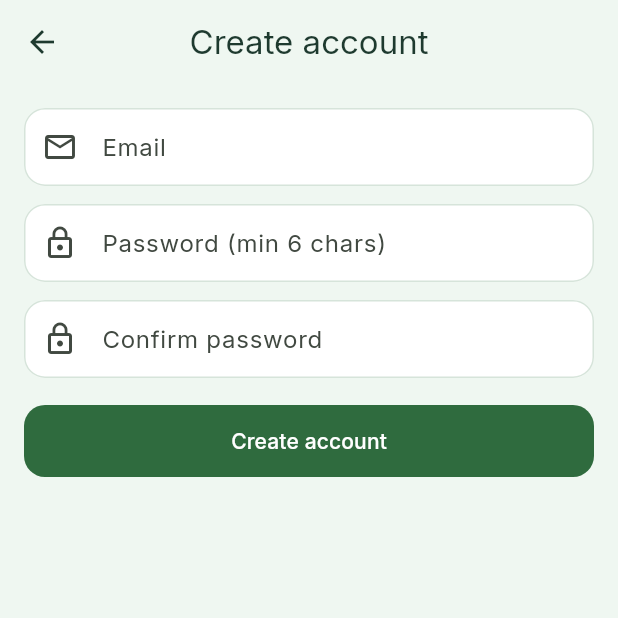
After one commit to YDap/PathFinder_PapTamas, a Flutter app: the screen it shows after launch, after a tap on "Create account", on a phone screen of 412 x 824 dp, the top half of it. The commit adds this screen. Run offline on Flutter 3.47's test engine with Material 3 defaults, Android fonts, the phone set to English and light mode, and no system bars; our stand-ins replace firebase_auth, firebase_core, flutter_map, geolocator, google_fonts, latlong2; accounts and stored records are empty; network calls fail.

Commit message:
Added Firebase authentication and register screen

```diff
--- a/lib/main.dart
+++ b/lib/main.dart
@@ -1,7 +1,10 @@
 import 'package:flutter/material.dart';
+import 'package:firebase_core/firebase_core.dart';
 import 'src/app.dart';
 
-void main() {
+Future<void> main() async {
   WidgetsFlutterBinding.ensureInitialized();
+  await Firebase
+      .initializeApp(); // Reads config from google-services.json on Android
   runApp(const PathfinderApp());
 }
--- a/lib/src/routes.dart
+++ b/lib/src/routes.dart
@@ -2,9 +2,11 @@ import 'package:flutter/material.dart';
 import 'screens/splash_screen.dart';
 import 'screens/login_screen.dart';
 import 'screens/home_screen.dart';
+import 'screens/register_screen.dart';
 
 final Map<String, WidgetBuilder> appRoutes = {
   SplashScreen.routeName: (_) => const SplashScreen(),
   LoginScreen.routeName: (_) => const LoginScreen(),
+  RegisterScreen.routeName: (_) => const RegisterScreen(),
   HomeScreen.routeName: (_) => const HomeScreen(),
 };
--- a/lib/src/screens/home_screen.dart
+++ b/lib/src/screens/home_screen.dart
@@ -117,8 +117,8 @@ class _HomeScreenState extends State<HomeScreen> {
                           boxShadow: [
                             BoxShadow(
                               color: Colors.black26,
-                              blurRadius: 6,
-                              offset: Offset(0, 2),
+                              blurRadius: 7,
+                              offset: Offset(0, 3),
                             )
                           ],
                         ),
--- a/lib/src/screens/login_screen.dart
+++ b/lib/src/screens/login_screen.dart
@@ -1,9 +1,54 @@
 import 'package:flutter/material.dart';
+import '../services/auth_service.dart';
 import 'home_screen.dart';
+import 'register_screen.dart';
 
-class LoginScreen extends StatelessWidget {
+class LoginScreen extends StatefulWidget {
   static const routeName = '/login';
   const LoginScreen({super.key});
+
+  @override
+  State<LoginScreen> createState() => _LoginScreenState();
+}
+
+class _LoginScreenState extends State<LoginScreen> {
+  final _email = TextEditingController();
+  final _pass = TextEditingController();
+  bool _loading = false;
+
+  final _auth = AuthService();
+
+  @override
+  void dispose() {
+    _email.dispose();
+    _pass.dispose();
+    super.dispose();
+  }
+
+  Future<void> _signIn() async {
+    setState(() => _loading = true);
+    try {
+      final user = await _auth.signInWithEmail(
+        email: _email.text,
+        password: _pass.text,
+      );
+      if (!mounted) return;
+      if (user != null) {
+        Navigator.pushNamedAndRemoveUntil(
+          context,
+          HomeScreen.routeName,
+          (_) => false,
+        );
+      }
+    } on Exception catch (e) {
+      if (!mounted) return;
+      ScaffoldMessenger.of(context).showSnackBar(
+        SnackBar(content: Text('Sign-in failed: ${e.toString()}')),
+      );
+    } finally {
+      if (mounted) setState(() => _loading = false);
+    }
+  }
 
   @override
   Widget build(BuildContext context) {
@@ -15,10 +60,7 @@ class LoginScreen extends StatelessWidget {
           gradient: LinearGradient(
             begin: Alignment.topCenter,
             end: Alignment.bottomCenter,
-            colors: [
-              Color(0xFFEFF7F1),
-              Color(0xFFF6F1EA),
-            ],
+            colors: [Color(0xFFEFF7F1), Color(0xFFF6F1EA)],
           ),
         ),
         child: SafeArea(
@@ -41,7 +83,7 @@ class LoginScreen extends StatelessWidget {
                     ),
                     const SizedBox(height: 8),
                     Text(
-                      'Fedezd fel a környéket – túrázz okosan.',
+                      'Discover nearby places and hike smarter.',
                       textAlign: TextAlign.center,
                       style: Theme.of(context).textTheme.bodyMedium?.copyWith(
                             color: const Color(0xFF465A4C),
@@ -60,6 +102,7 @@ class LoginScreen extends StatelessWidget {
                         child: Column(
                           children: [
                             TextField(
+                              controller: _email,
                               decoration: const InputDecoration(
                                 labelText: 'Email',
                                 prefixIcon: Icon(Icons.email_outlined),
@@ -69,49 +112,43 @@ class LoginScreen extends StatelessWidget {
                             ),
                             const SizedBox(height: 14),
                             TextField(
+                              controller: _pass,
                               decoration: const InputDecoration(
-                                labelText: 'Jelszó',
+                                labelText: 'Password',
                                 prefixIcon: Icon(Icons.lock_outline),
                               ),
                               obscureText: true,
-                              onSubmitted: (_) {},
+                              onSubmitted: (_) => _loading ? null : _signIn(),
                             ),
                             const SizedBox(height: 18),
                             SizedBox(
                               width: double.infinity,
                               child: FilledButton(
-                                onPressed: () {
-                                  // Egyelőre bármit elfogadunk → Home
-                                  Navigator.pushReplacementNamed(
-                                    context,
-                                    HomeScreen.routeName,
-                                  );
-                                },
-                                child: const Text('Belépés'),
+                                onPressed: _loading ? null : _signIn,
+                                child: _loading
+                                    ? const SizedBox(
+                                        width: 18,
+                                        height: 18,
+                                        child: CircularProgressIndicator(
+                                            strokeWidth: 2),
+                                      )
+                                    : const Text('Sign in'),
                               ),
                             ),
                             const SizedBox(height: 8),
                             Align(
                               alignment: Alignment.centerRight,
                               child: TextButton(
-                                onPressed: () {},
-                                child: const Text('Elfelejtett jelszó'),
+                                onPressed: () {
+                                  Navigator.pushNamed(
+                                      context, RegisterScreen.routeName);
+                                },
+                                child: const Text('Create account'),
                               ),
                             ),
                           ],
                         ),
                       ),
-                    ),
-                    const SizedBox(height: 16),
-                    Row(
-                      mainAxisAlignment: MainAxisAlignment.center,
-                      children: [
-                        const Text('Nincs még fiókod?'),
-                        TextButton(
-                          onPressed: () {},
-                          child: const Text('Regisztráció'),
-                        ),
-                      ],
                     ),
                     const Spacer(),
                     Container(
--- /dev/null
+++ b/lib/src/screens/register_screen.dart
@@ -0,0 +1,133 @@
+import 'package:flutter/material.dart';
+import '../services/auth_service.dart';
+import 'home_screen.dart';
+
+class RegisterScreen extends StatefulWidget {
+  static const routeName = '/register';
+  const RegisterScreen({super.key});
+
+  @override
+  State<RegisterScreen> createState() => _RegisterScreenState();
+}
+
+class _RegisterScreenState extends State<RegisterScreen> {
+  final _email = TextEditingController();
+  final _pass = TextEditingController();
+  final _pass2 = TextEditingController();
+  final _formKey = GlobalKey<FormState>();
+  bool _loading = false;
+
+  final _auth = AuthService();
+
+  @override
+  void dispose() {
+    _email.dispose();
+    _pass.dispose();
+    _pass2.dispose();
+    super.dispose();
+  }
+
+  Future<void> _register() async {
+    if (!_formKey.currentState!.validate()) return;
+    setState(() => _loading = true);
+    try {
+      final user = await _auth.registerWithEmail(
+        email: _email.text,
+        password: _pass.text,
+      );
+      if (!mounted) return;
+      if (user != null) {
+        Navigator.pushNamedAndRemoveUntil(
+          context,
+          HomeScreen.routeName,
+          (_) => false,
+        );
+      }
+    } on Exception catch (e) {
+      if (!mounted) return;
+      ScaffoldMessenger.of(context).showSnackBar(
+        SnackBar(content: Text('Registration failed: ${e.toString()}')),
+      );
+    } finally {
+      if (mounted) setState(() => _loading = false);
+    }
+  }
+
+  @override
+  Widget build(BuildContext context) {
+    return Scaffold(
+      appBar: AppBar(title: const Text('Create account')),
+      body: SafeArea(
+        child: Center(
+          child: ConstrainedBox(
+            constraints: const BoxConstraints(maxWidth: 420),
+            child: Padding(
+              padding: const EdgeInsets.all(16),
+              child: Form(
+                key: _formKey,
+                child: ListView(
+                  children: [
+                    TextFormField(
+                      controller: _email,
+                      decoration: const InputDecoration(
+                        labelText: 'Email',
+                        prefixIcon: Icon(Icons.email_outlined),
+                      ),
+                      keyboardType: TextInputType.emailAddress,
+                      validator: (v) {
+                        if (v == null || v.trim().isEmpty) {
+                          return 'Please enter your email';
+                        }
+                        if (!v.contains('@')) return 'Invalid email format';
+                        return null;
+                      },
+                    ),
+                    const SizedBox(height: 12),
+                    TextFormField(
+                      controller: _pass,
+                      decoration: const InputDecoration(
+                        labelText: 'Password (min 6 chars)',
+                        prefixIcon: Icon(Icons.lock_outline),
+                      ),
+                      obscureText: true,
+                      validator: (v) {
+                        if (v == null || v.length < 6) {
+                          return 'Password is too short';
+                        }
+                        return null;
+                      },
+                    ),
+                    const SizedBox(height: 12),
+                    TextFormField(
+                      controller: _pass2,
+                      decoration: const InputDecoration(
+                        labelText: 'Confirm password',
+                        prefixIcon: Icon(Icons.lock_outline),
+                      ),
+                      obscureText: true,
+                      validator: (v) {
+                        if (v != _pass.text) return 'Passwords do not match';
+                        return null;
+                      },
+                    ),
+                    const SizedBox(height: 18),
+                    FilledButton(
+                      onPressed: _loading ? null : _register,
+                      child: _loading
+                          ? const SizedBox(
+                              width: 18,
+                              height: 18,
+                              child: CircularProgressIndicator(strokeWidth: 2),
+                            )
+                          : const Text('Create account'),
+                    ),
+                  ],
+                ),
+              ),
+            ),
+          ),
+        ),
+      ),
+    );
+  }
+}
--- /dev/null
+++ b/lib/src/services/auth_service.dart
@@ -0,0 +1,31 @@
+import 'package:firebase_auth/firebase_auth.dart';
+
+class AuthService {
+  final FirebaseAuth _auth = FirebaseAuth.instance;
+
+  Stream<User?> get authStateChanges => _auth.authStateChanges();
+
+  Future<User?> registerWithEmail({
+    required String email,
+    required String password,
+  }) async {
+    final cred = await _auth.createUserWithEmailAndPassword(
+      email: email.trim(),
+      password: password,
+    );
+    return cred.user;
+  }
+
+  Future<User?> signInWithEmail({
+    required String email,
+    required String password,
+  }) async {
+    final cred = await _auth.signInWithEmailAndPassword(
+      email: email.trim(),
+      password: password,
+    );
+    return cred.user;
+  }
+
+  Future<void> signOut() => _auth.signOut();
+}
--- a/pubspec.yaml
+++ b/pubspec.yaml
@@ -12,6 +12,8 @@ dependencies:
   flutter_map: ^7.0.0
   latlong2: ^0.9.0
   geolocator: ^14.0.2
+  firebase_core: ^4.2.0
+  firebase_auth: ^6.1.1
 
 dev_dependencies:
   flutter_test:
```
Also changed, not shown: pubspec.lock, 6 other files.
